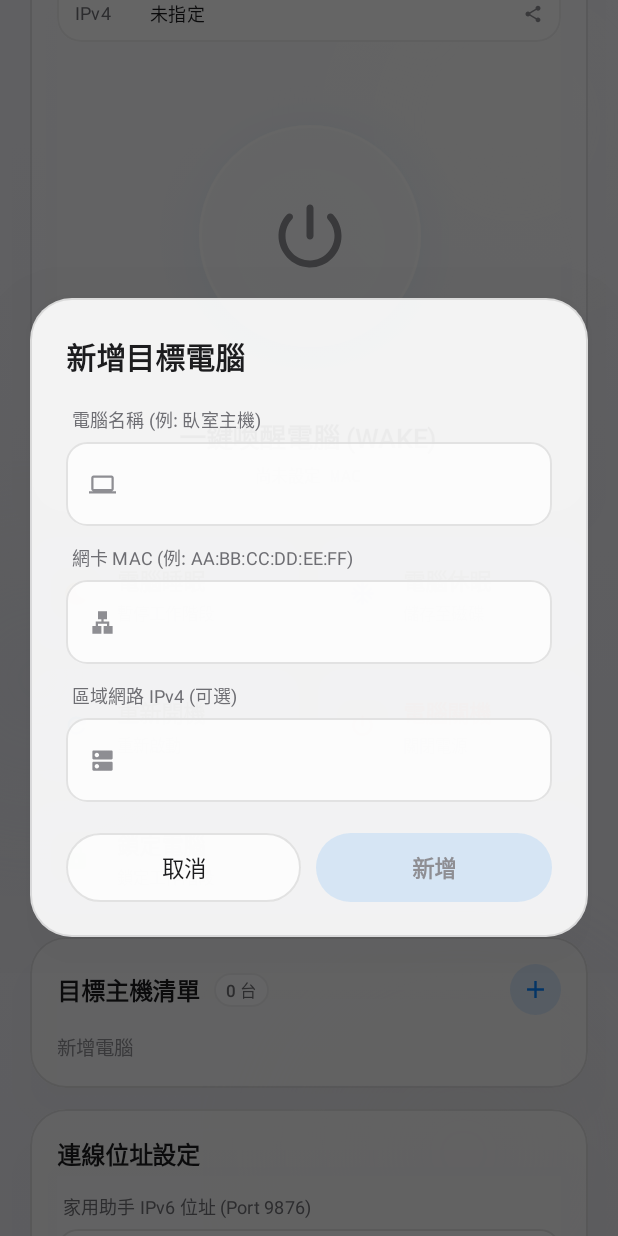
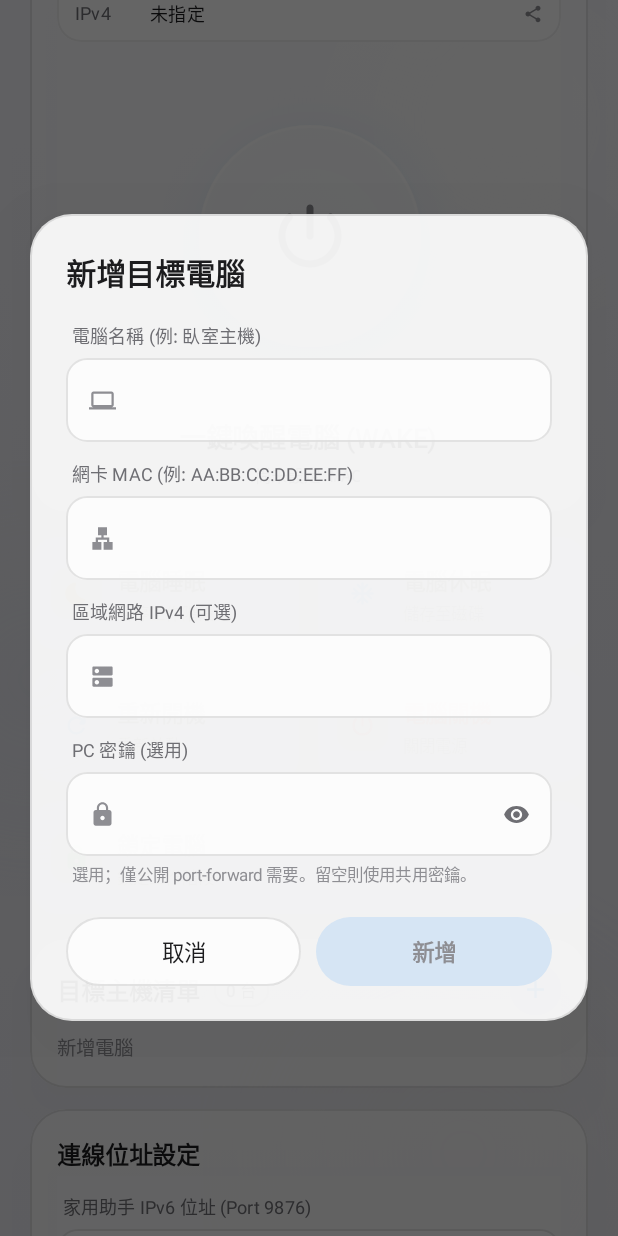
Before and after one commit to pinchiu/wake-on-lan-for-android, an Android app built with Jetpack Compose: the screen it shows after launch (MainActivity), after a tap on "新增電腦", on a phone screen of 412 x 824 dp. Run offline under Robolectric (Android 15) with nearby library versions, the phone set to English and light mode, and no system bars.

Commit message:
fix(remote-phone): store PC secret per target profile

```diff
--- a/wakeonwanremotephone/app/src/main/java/com/example/wakeonwanremotephone/MainActivity.kt
+++ b/wakeonwanremotephone/app/src/main/java/com/example/wakeonwanremotephone/MainActivity.kt
@@ -41,8 +41,11 @@ import androidx.compose.material.icons.filled.Dns
 import androidx.compose.material.icons.filled.Edit
 import androidx.compose.material.icons.filled.Info
 import androidx.compose.material.icons.filled.Lan
+import androidx.compose.material.icons.filled.Lock
 import androidx.compose.material.icons.filled.Security
 import androidx.compose.material.icons.filled.Share
+import androidx.compose.material.icons.filled.Visibility
+import androidx.compose.material.icons.filled.VisibilityOff
 import androidx.compose.material3.Button
 import androidx.compose.material3.ButtonDefaults
 import androidx.compose.material3.CircularProgressIndicator
@@ -77,6 +80,8 @@ import androidx.compose.ui.text.AnnotatedString
 import androidx.compose.ui.text.font.FontFamily
 import androidx.compose.ui.text.font.FontWeight
 import androidx.compose.ui.text.input.KeyboardType
+import androidx.compose.ui.text.input.PasswordVisualTransformation
+import androidx.compose.ui.text.input.VisualTransformation
 import androidx.compose.ui.text.style.TextAlign
 import androidx.compose.ui.text.style.TextOverflow
 import androidx.compose.ui.unit.dp
@@ -192,7 +197,8 @@ fun RemoteWakeMainScreen() {
                     RemoteNetworkUtil.sendDirectCommandToPC(
                         ip,
                         action.lowercase(Locale.ROOT),
-                        securitySettings.getPcSecret()
+                        currentSelectedDevice?.pcSecret?.ifBlank { securitySettings.getPcSecret() }
+                            ?: securitySettings.getPcSecret()
                     )
                 }
             } else {
@@ -580,8 +586,8 @@ fun RemoteWakeMainScreen() {
         if (showAddDeviceDialog) {
             AddDeviceDialog(
                 onDismiss = { showAddDeviceDialog = false },
-                onConfirm = { name, mac, ip ->
-                    val newDev = deviceManager.addDevice(name, mac, ip)
+                onConfirm = { name, mac, ip, pcSecret ->
+                    val newDev = deviceManager.addDevice(name, mac, ip, pcSecret)
                     devices = deviceManager.getDevices()
                     selectedDeviceId = newDev.id
                     computerMacAddress = newDev.mac
@@ -599,8 +605,13 @@ fun RemoteWakeMainScreen() {
                     showEditDeviceDialog = false
                     deviceToEdit = null
                 },
-                onSave = { name, mac, ip ->
-                    val updated = deviceToEdit!!.copy(name = name, mac = mac, ip = ip)
+                onSave = { name, mac, ip, pcSecret ->
+                    val updated = deviceToEdit!!.copy(
+                        name = name,
+                        mac = mac,
+                        ip = ip,
+                        pcSecret = pcSecret
+                    )
                     deviceManager.updateDevice(updated)
                     devices = deviceManager.getDevices()
                     if (selectedDeviceId == updated.id) {
@@ -1208,6 +1219,87 @@ fun PrecisionOutlinedTextField(
 }
 
 /**
+ * Password-style field for the optional per-profile PC secret, with an eye
+ * toggle and a short explanatory caption.
+ */
+@Composable
+private fun PrecisionSecretField(
+    value: String,
+    onValueChange: (String) -> Unit,
+    label: String,
+    caption: String,
+    visible: Boolean,
+    onToggleVisibility: () -> Unit
+) {
+    Column {
+        Text(
+            text = label,
+            color = FrostTextSecondary,
+            style = FrostCaption.copy(fontSize = 12.sp),
+            modifier = Modifier.padding(start = 4.dp, bottom = 6.dp)
+        )
+        OutlinedTextField(
+            value = value,
+            onValueChange = onValueChange,
+            leadingIcon = {
+                Icon(
+                    imageVector = Icons.Default.Lock,
+                    contentDescription = null,
+                    tint = FrostTextTertiary,
+                    modifier = Modifier.size(18.dp)
+                )
+            },
+            trailingIcon = {
+                IconButton(onClick = onToggleVisibility, modifier = Modifier.size(40.dp)) {
+                    Icon(
+                        imageVector = if (visible) {
+                            Icons.Default.VisibilityOff
+                        } else {
+                            Icons.Default.Visibility
+                        },
+                        contentDescription = stringResource(
+                            if (visible) R.string.hide_secret else R.string.show_secret
+                        ),
+                        tint = FrostTextSecondary,
+                        modifier = Modifier.size(18.dp)
+                    )
+                }
+            },
+            colors = OutlinedTextFieldDefaults.colors(
+                focusedBorderColor = FrostAccent,
+                unfocusedBorderColor = FrostBorderStandard,
+                focusedTextColor = FrostTextPrimary,
+                unfocusedTextColor = FrostTextPrimary,
+                cursorColor = FrostAccent,
+                focusedContainerColor = FrostSurfaceElevated,
+                unfocusedContainerColor = FrostSurfaceElevated,
+                focusedLeadingIconColor = FrostAccent,
+                unfocusedLeadingIconColor = FrostTextTertiary
+            ),
+            singleLine = true,
+            keyboardOptions = KeyboardOptions(keyboardType = KeyboardType.Password),
+            visualTransformation = if (visible) {
+                VisualTransformation.None
+            } else {
+                PasswordVisualTransformation()
+            },
+            textStyle = MaterialTheme.typography.bodyMedium.copy(
+                color = FrostTextPrimary,
+                fontSize = 15.sp
+            ),
+            shape = RoundedCornerShape(14.dp),
+            modifier = Modifier.fillMaxWidth()
+        )
+        Text(
+            text = caption,
+            color = FrostTextTertiary,
+            style = FrostCaption.copy(fontSize = 11.sp),
+            modifier = Modifier.padding(start = 4.dp, top = 4.dp)
+        )
+    }
+}
+
+/**
  * Small helper so field persistence only runs on focus loss, matching the
  * previous onFocusChanged usage.
  */
@@ -1295,11 +1387,13 @@ fun HardwareCommandCard(
 @Composable
 fun AddDeviceDialog(
     onDismiss: () -> Unit,
-    onConfirm: (name: String, mac: String, ip: String) -> Unit
+    onConfirm: (name: String, mac: String, ip: String, pcSecret: String) -> Unit
 ) {
     var name by remember { mutableStateOf("") }
     var mac by remember { mutableStateOf("") }
     var ip by remember { mutableStateOf("") }
+    var pcSecret by remember { mutableStateOf("") }
+    var pcSecretVisible by remember { mutableStateOf(false) }
     val context = LocalContext.current
 
     Dialog(
@@ -1333,6 +1427,15 @@ fun AddDeviceDialog(
                 onValueChange = { ip = it },
                 label = stringResource(R.string.lan_ipv4_optional),
                 icon = Icons.Default.Dns
+            )
+            Spacer(modifier = Modifier.height(12.dp))
+            PrecisionSecretField(
+                value = pcSecret,
+                onValueChange = { pcSecret = it },
+                label = stringResource(R.string.pc_secret_optional_label),
+                caption = stringResource(R.string.pc_secret_optional_caption),
+                visible = pcSecretVisible,
+                onToggleVisibility = { pcSecretVisible = !pcSecretVisible }
             )
 
             Spacer(modifier = Modifier.height(20.dp))
@@ -1361,7 +1464,8 @@ fun AddDeviceDialog(
                             onConfirm(
                                 name.ifBlank { context.getString(R.string.new_device_default_name) },
                                 mac.trim(),
-                                ip.trim()
+                                ip.trim(),
+                                pcSecret.trim()
                             )
                         }
                     },
@@ -1392,12 +1496,14 @@ fun EditDeviceDialog(
     device: DeviceProfile,
     canDelete: Boolean,
     onDismiss: () -> Unit,
-    onSave: (name: String, mac: String, ip: String) -> Unit,
+    onSave: (name: String, mac: String, ip: String, pcSecret: String) -> Unit,
     onDelete: () -> Unit
 ) {
     var name by remember { mutableStateOf(device.name) }
     var mac by remember { mutableStateOf(device.mac) }
     var ip by remember { mutableStateOf(device.ip) }
+    var pcSecret by remember { mutableStateOf(device.pcSecret) }
+    var pcSecretVisible by remember { mutableStateOf(false) }
     val context = LocalContext.current
 
     Dialog(
@@ -1431,6 +1537,15 @@ fun EditDeviceDialog(
                 onValueChange = { ip = it },
                 label = stringResource(R.string.lan_ipv4_optional),
                 icon = Icons.Default.Dns
+            )
+            Spacer(modifier = Modifier.height(12.dp))
+            PrecisionSecretField(
+                value = pcSecret,
+                onValueChange = { pcSecret = it },
+                label = stringResource(R.string.pc_secret_optional_label),
+                caption = stringResource(R.string.pc_secret_optional_caption),
+                visible = pcSecretVisible,
+                onToggleVisibility = { pcSecretVisible = !pcSecretVisible }
             )
 
             if (canDelete) {
@@ -1480,7 +1595,8 @@ fun EditDeviceDialog(
                             onSave(
                                 name.ifBlank { context.getString(R.string.device_fallback_name) },
                                 mac.trim(),
-                                ip.trim()
+                                ip.trim(),
+                                pcSecret.trim()
                             )
                         }
                     },
--- a/wakeonwanremotephone/app/src/main/res/values/strings.xml
+++ b/wakeonwanremotephone/app/src/main/res/values/strings.xml
@@ -54,6 +54,8 @@
     <string name="device_name_hint">電腦名稱 (例: 臥室主機)</string>
     <string name="mac_hint">網卡 MAC (例: AA:BB:CC:DD:EE:FF)</string>
     <string name="lan_ipv4_optional">區域網路 IPv4 (可選)</string>
+    <string name="pc_secret_optional_label">PC 密鑰 (選用)</string>
+    <string name="pc_secret_optional_caption">選用；僅公開 port-forward 需要。留空則使用共用密鑰。</string>
     <string name="cancel">取消</string>
     <string name="new_device_default_name">新主機</string>
     <string name="add">新增</string>
```
Also changed, not shown: wakeonwanremotephone/app/src/main/java/com/example/wakeonwanremotephone/DeviceProfileManager.kt (+13 -4 lines), 1 other file.
